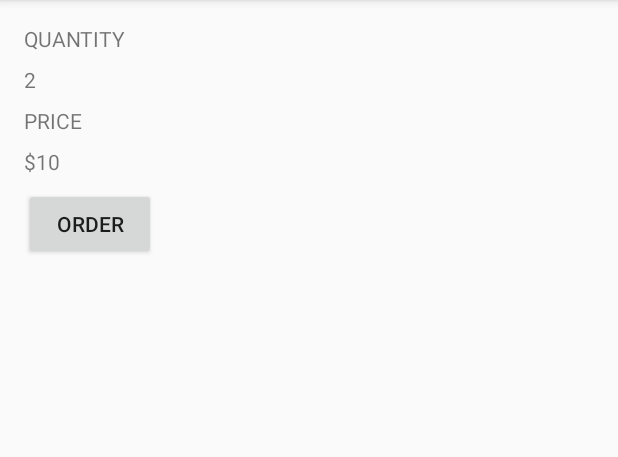
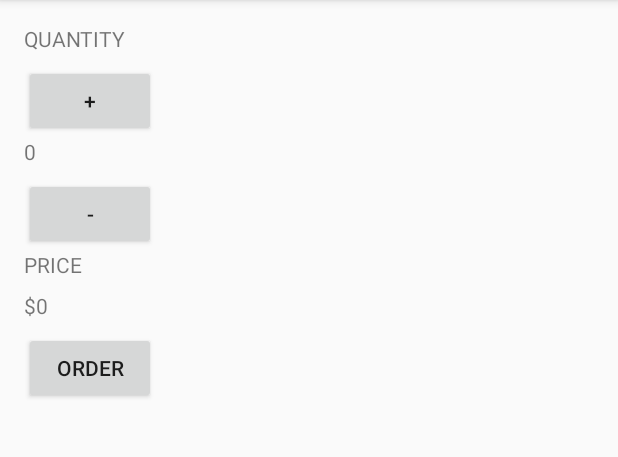
Before and after one commit to alexholoo/Just-Java, an Android app: the screen it shows after launch (MainActivity), after a tap on "ORDER", on a phone screen of 412 x 824 dp, the part 84-541 px from its top. Run offline under Robolectric (Android 15) with nearby library versions, the phone set to English and light mode, and no system bars.

Commit message:
Added 2 buttons to change quantity and price accordingly.

```diff
--- a/app/src/main/java/com/example/h94hu/justjava/MainActivity.java
+++ b/app/src/main/java/com/example/h94hu/justjava/MainActivity.java
@@ -4,36 +4,63 @@ import android.support.v7.app.AppCompatActivity;
 import android.os.Bundle;
 import android.view.View;
 import android.widget.TextView;
+import android.widget.Toast;
 
 /**
  * This app displays an order form to order coffee.
  */
 public class MainActivity extends AppCompatActivity {
 
+    TextView tvQuantity;
+    TextView tvPrice;
+
     @Override
     protected void onCreate(Bundle savedInstanceState) {
         super.onCreate(savedInstanceState);
         setContentView(R.layout.activity_main);
+
+        tvQuantity = (TextView) findViewById(R.id.tvQuantity);
+        tvPrice = (TextView) findViewById(R.id.tvPrice);
+        tvQuantity.setText(0 + "");
     }
 
     /**
      * This method is called when the order button is clicked.
      */
     public void submitOrder(View view) {
-        display(2);
-    }
-
-    /**
-     * This method displays the given quantity value on the screen.
-     */
-    private void display(int number) {
-        TextView quantityTextView = (TextView) findViewById(R.id.quantity_text_view);
-        quantityTextView.setText("" + number);
-        display_price(number);
+        toastMessage("Your order is submitted!");
     }
 
     private void display_price(int number){
-        TextView priceTextView = (TextView) findViewById(R.id.price_text_view);
-        priceTextView.setText("$"+ number * 5);
+        tvPrice.setText("$"+ number * 5);
+    }
+
+    public void increaseQuantity(View view) {
+        int currentQuantity = Integer.parseInt(tvQuantity.getText().toString());
+        int newQuantity = currentQuantity + 1;
+        tvQuantity.setText( newQuantity + "");
+
+        display_price(newQuantity);
+    }
+
+    /*
+    * Toast a message
+    * */
+    public void toastMessage (String msg) {
+        Toast.makeText(this,msg, Toast.LENGTH_SHORT).show();
+    }
+
+    public void decreaseQuantity(View view) {
+        int currentQuantity = Integer.parseInt(tvQuantity.getText().toString());
+        int newQuantity;
+        if(currentQuantity == 0){
+            newQuantity = 0;
+            toastMessage("Don't you like to order one?");
+        }else{
+            newQuantity = currentQuantity - 1;
+        }
+        tvQuantity.setText( newQuantity + "");
+
+        display_price(newQuantity);
     }
 }
--- a/app/src/main/res/layout/activity_main.xml
+++ b/app/src/main/res/layout/activity_main.xml
@@ -16,13 +16,25 @@
         android:text="Quantity"
         android:layout_marginBottom="8dp"
         android:textAllCaps="true" />
+    <Button
+        android:layout_width="wrap_content"
+        android:layout_height="wrap_content"
+        android:text="+"
+        android:onClick="increaseQuantity"/>
 
     <TextView
-        android:id="@+id/quantity_text_view"
+        android:id="@+id/tvQuantity"
         android:layout_width="wrap_content"
         android:layout_height="wrap_content"
         android:layout_marginBottom="8dp"
         android:text="0" />
+
+    <Button
+        android:layout_width="wrap_content"
+        android:layout_height="wrap_content"
+        android:text="-"
+        android:onClick="decreaseQuantity"/>
+
 
     <TextView
         android:layout_width="wrap_content"
@@ -32,7 +44,7 @@
         android:textAllCaps="true" />
 
     <TextView
-        android:id="@+id/price_text_view"
+        android:id="@+id/tvPrice"
         android:layout_width="wrap_content"
         android:layout_height="wrap_content"
         android:layout_marginBottom="8dp"
```
